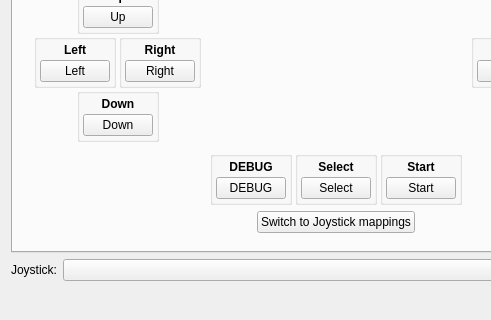
The window that src/frontend/qt_sdl/InputConfig/InputConfigDialog.ui (jonko0493/melonDS) describes before a commit, drawn with Qt 5; both pictures show x 0 to 491 and y 205 to 525 of the 672 by 525 pixel window.
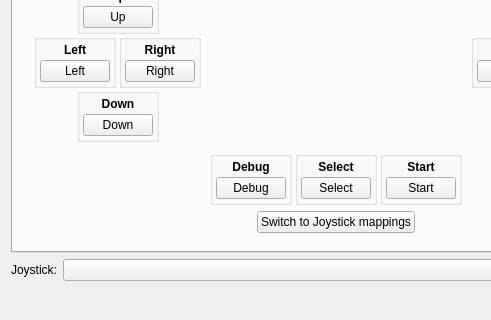
The same window after the commit. Icons and pictures are not drawn.

What changed in the file:
```diff
--- a/src/frontend/qt_sdl/InputConfig/InputConfigDialog.ui
+++ b/src/frontend/qt_sdl/InputConfig/InputConfigDialog.ui
@@ -645,7 +645,7 @@
                 <item>
                  <widget class="QLabel" name="label_Debug">
                   <property name="text">
-                   <string>&lt;html&gt;&lt;head/&gt;&lt;body&gt;&lt;p&gt;&lt;span style=&quot; font-weight:600;&quot;&gt;DEBUG&lt;/span&gt;&lt;/p&gt;&lt;/body&gt;&lt;/html&gt;</string>
+                   <string>&lt;html&gt;&lt;head/&gt;&lt;body&gt;&lt;p&gt;&lt;span style=&quot; font-weight:600;&quot;&gt;Debug&lt;/span&gt;&lt;/p&gt;&lt;/body&gt;&lt;/html&gt;</string>
                   </property>
                   <property name="alignment">
                    <set>Qt::AlignCenter</set>
@@ -670,7 +670,7 @@
                    <string notr="true">min-width: 68px;</string>
                   </property>
                   <property name="text">
-                   <string>DEBUG</string>
+                   <string>Debug</string>
                   </property>
                  </widget>
                 </item>
```
Left out of the diff: 4 changed lines with no effect on the pictures.
